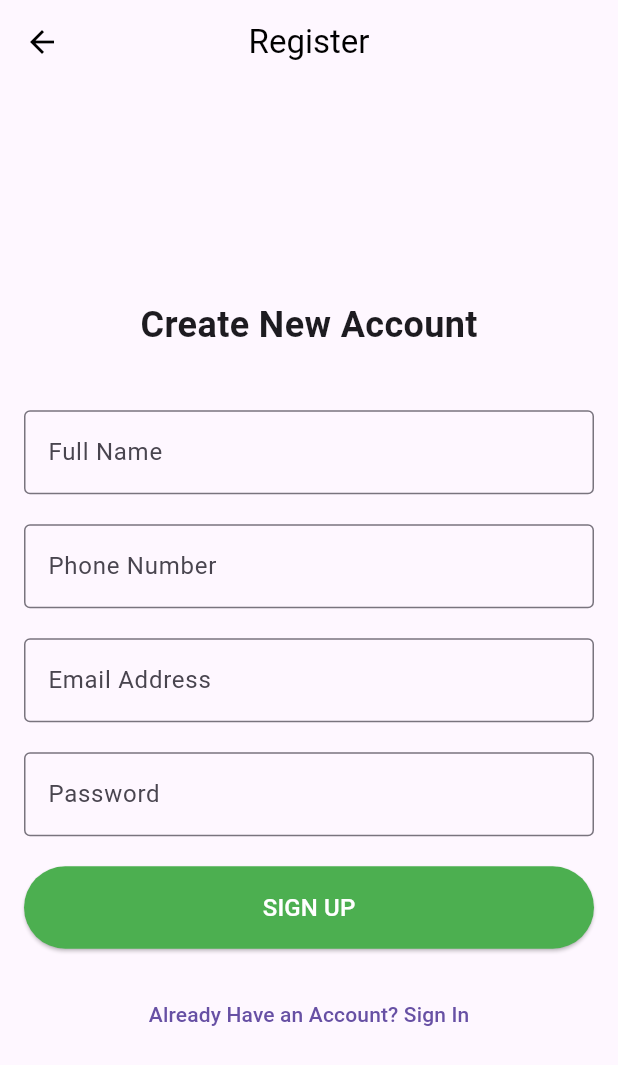
After one commit to bsc-inf-20-19/FarmRecordsManagementSystem, a Flutter app: the RegisterScreen screen opened directly, on a phone screen of 412 x 824 dp. The commit adds this screen. Shown: the top 1065 px of the screen. Run offline on Flutter 3.47's test engine with Material 3 defaults, Android fonts, the phone set to English and light mode, and no system bars; our stand-ins replace sqflite; accounts and stored records are empty.

Commit message:
modified few components

```diff
--- /dev/null
+++ b/farm_records_management_system/lib/home/screens/registerScreen.dart
@@ -0,0 +1,110 @@
+import 'package:flutter/material.dart';
+
+class RegisterScreen extends StatelessWidget {
+  @override
+  Widget build(BuildContext context) {
+    return Scaffold(
+      appBar: AppBar(
+        backgroundColor: Colors.transparent,
+        elevation: 0,
+        leading: IconButton(
+          icon: Icon(Icons.arrow_back, color: Colors.black),
+          onPressed: () {
+            // Add back navigation functionality
+          },
+        ),
+        title: Text('Register', style: TextStyle(color: Colors.black)),
+        centerTitle: true,
+      ),
+      body: Padding(
+        padding: const EdgeInsets.all(16.0),
+        child: Column(
+          mainAxisAlignment: MainAxisAlignment.center,
+          children: [
+            SizedBox(height: 20),
+
+            // Create New Account Text
+            Text(
+              'Create New Account',
+              style: TextStyle(
+                fontSize: 24,
+                fontWeight: FontWeight.bold,
+              ),
+            ),
+            SizedBox(height: 40),
+
+            // Full Name Input
+            TextField(
+              decoration: InputDecoration(
+                labelText: 'Full Name',
+                border: OutlineInputBorder(),
+              ),
+            ),
+            SizedBox(height: 20),
+
+            // Phone Number Input
+            TextField(
+              decoration: InputDecoration(
+                labelText: 'Phone Number',
+                border: OutlineInputBorder(),
+              ),
+            ),
+            SizedBox(height: 20),
+
+            // Email Address Input
+            TextField(
+              decoration: InputDecoration(
+                labelText: 'Email Address',
+                border: OutlineInputBorder(),
+              ),
+            ),
+            SizedBox(height: 20),
+
+            // Password Input
+            TextField(
+              obscureText: true,
+              decoration: InputDecoration(
+                labelText: 'Password',
+                border: OutlineInputBorder(),
+              ),
+            ),
+            SizedBox(height: 20),
+
+            // Sign Up Button
+            SizedBox(
+              width: double.infinity,
+              child: ElevatedButton(
+                style: ElevatedButton.styleFrom(
+                  backgroundColor: Colors.green, // background color
+                  shape: RoundedRectangleBorder(
+                    borderRadius: BorderRadius.circular(30.0),
+                  ),
+                  padding: EdgeInsets.symmetric(vertical: 16.0),
+                ),
+                onPressed: () {
+                  // Add sign-up functionality
+                },
+                child: Text(
+                  'SIGN UP',
+                  style: TextStyle(
+                    color: Colors.white,
+                    fontSize: 16,
+                  ),
+                ),
+              ),
+            ),
+            SizedBox(height: 20),
+
+            // Already Have an Account? Sign In
+            TextButton(
+              onPressed: () {
+                // Navigate to sign-in screen
+              },
+              child: Text('Already Have an Account? Sign In'),
+            ),
+          ],
+        ),
+      ),
+    );
+  }
+}
```
Also changed, not shown: farm_records_management_system/lib/home/screens/login_screen.dart (added, +81 -0 lines), farm_records_management_system/lib/home/screens/report_screen.dart (+10 -4 lines), farm_records_management_system/lib/home/screens/viewDetailPage/dataTable.dart (added, +62 -0 lines).
